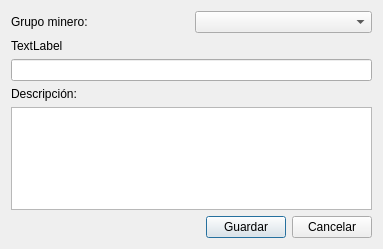
Above: nuevodialog.ui from lincolningaroca/SWDataMonitoreo before the change. Below: the same form after it.
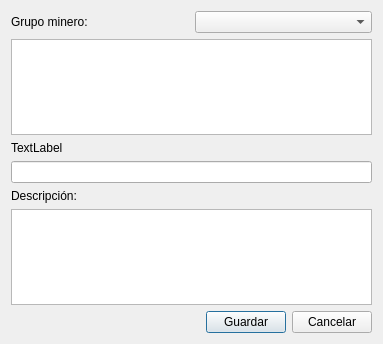
That is the form after the change.

Diff of the .ui file:
```diff
--- a/nuevodialog.ui
+++ b/nuevodialog.ui
@@ -7,7 +7,7 @@
     <x>0</x>
     <y>0</y>
     <width>383</width>
-    <height>249</height>
+    <height>344</height>
    </rect>
   </property>
   <property name="windowTitle">
@@ -28,6 +28,9 @@
      </item>
     </layout>
    </item>
+   <item>
+    <widget class="QListWidget" name="lwUnidades"/>
+   </item>
    <item>
     <layout class="QVBoxLayout" name="verticalLayout_2">
      <item>
```
